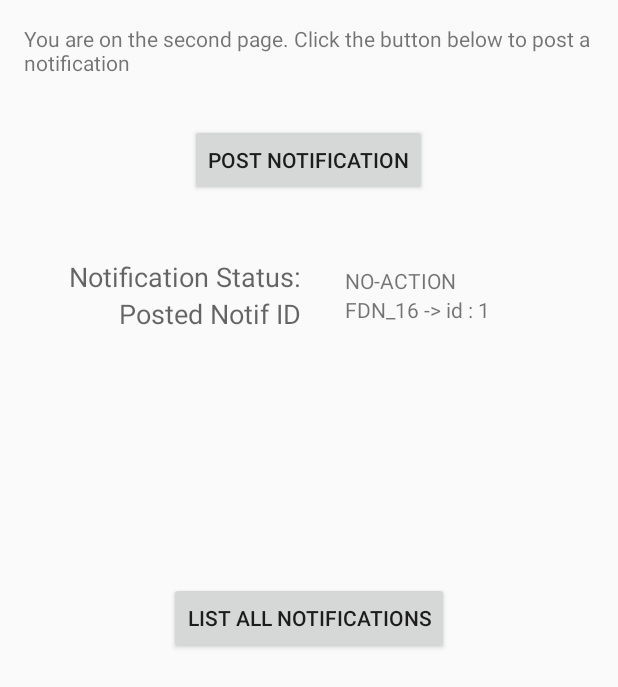
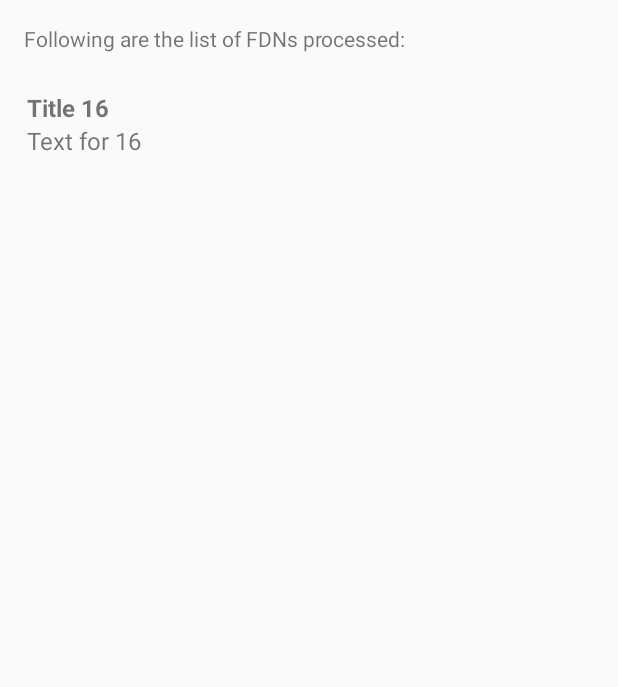
Before and after one commit to suryakiranl/IntentServiceApp, an Android app: the SecondPageActivity screen opened directly, with no data from a screen before it, after a tap on "LIST ALL NOTIFICATIONS", on a phone screen of 412 x 824 dp. Shown: the top 687 px of the screen. Run offline under Robolectric (Android 15) with nearby library versions, the phone set to English and light mode, and no system bars; 1 statement that could not run was skipped; 1 other tap on this screen came first.

Commit message:
Multiple changes in this checkin - See details
1. Navigation from Second Activity to FDN List view activity
2. List view loads all FDNs information from Database and displays as a
List
3. Initial blank files for FDN details
4. Constants in Strings.xml and other XML config file changes.

```diff
--- /dev/null
+++ b/app/src/main/java/com/surya/intentserviceapp/activity/FdnListActivity.java
@@ -0,0 +1,65 @@
+package com.surya.intentserviceapp.activity;
+
+import android.app.Activity;
+import android.content.Intent;
+import android.os.Bundle;
+import android.util.Log;
+import android.view.View;
+import android.widget.AdapterView;
+import android.widget.AdapterView.OnItemClickListener;
+import android.widget.ListView;
+
+import com.surya.intentserviceapp.R;
+import com.surya.intentserviceapp.adapter.FdnArrayAdapter;
+import com.surya.intentserviceapp.db.dao.DAOFactory;
+import com.surya.intentserviceapp.db.dao.IFdnDAO;
+import com.surya.intentserviceapp.dto.FdnDTO;
+
+import java.util.List;
+
+
+public class FdnListActivity extends Activity {
+    public static final String LOAD_FDN_LIST = "com.surya.intentserviceapp.activity.FdnListActivity-LOAD_FDN_LIST";
+    private ListView fdnListView;
+    private List<FdnDTO> fdns;
+    private static final String TAG = "FdnListActivity";
+
+    @Override
+    protected void onCreate(Bundle savedInstanceState) {
+        super.onCreate(savedInstanceState);
+        setContentView(R.layout.activity_fdn_list);
+        Log.i(TAG, "Inside onCreate method");
+
+        String action = getIntent().getAction();
+        Log.d(TAG, "Action param = " + action);
+        if(action != null && LOAD_FDN_LIST.equals(action)) {
+            IFdnDAO fdnDao = DAOFactory.getInstance().getFdnDAO(getApplicationContext());
+            fdnDao.open();
+            fdns = fdnDao.loadAll();
+            fdnDao.close();
+        }
+
+        fdnListView = (ListView) findViewById(R.id.fdnList);
+        if(fdns == null) {
+            Log.i(TAG, "No FDNs available to populate list view.");
+            return;
+        }
+
+        fdnListView.setAdapter(new FdnArrayAdapter(this, fdns));
+        fdnListView.setOnItemClickListener(new OnItemClickListener() {
+            @Override
+            public void onItemClick(AdapterView<?> parent, View view, int position, long id) {
+                FdnDTO fdn = (FdnDTO) fdnListView.getItemAtPosition(position);
+                Log.i(TAG, "Item Clicked == " + fdn);
+
+                Intent detailedView = new Intent(getApplicationContext(), SecondPageActivity.class);
+
+            }
+        });
+
+        Log.i(TAG, "Exiting onCreate method");
+    }
+
+
+
+}
--- a/app/src/main/java/com/surya/intentserviceapp/activity/SecondPageActivity.java
+++ b/app/src/main/java/com/surya/intentserviceapp/activity/SecondPageActivity.java
@@ -117,10 +117,9 @@ public class SecondPageActivity extends Activity {
     public void onListAllNotificationsClick(View view) {
         Log.i(TAG, "Inside onListAllNotificationsClick method");
 
-        IFdnDAO fdnDao = DAOFactory.getInstance().getFdnDAO(getApplicationContext());
-        fdnDao.open();
-        List<FdnDTO> fdns = fdnDao.loadAll();
-        fdnDao.close();
+        Intent listActivityIntent = new Intent(getApplicationContext(), FdnListActivity.class);
+        listActivityIntent.setAction(FdnListActivity.LOAD_FDN_LIST);
+        startActivity(listActivityIntent);
 
         Log.i(TAG, "Exiting onListAllNotificationsClick method");
     }
--- /dev/null
+++ b/app/src/main/res/layout/activity_fdn_list.xml
@@ -0,0 +1,26 @@
+<RelativeLayout xmlns:android="http://schemas.android.com/apk/res/android"
+    xmlns:tools="http://schemas.android.com/tools" android:layout_width="match_parent"
+    android:layout_height="match_parent" android:paddingLeft="@dimen/activity_horizontal_margin"
+    android:paddingRight="@dimen/activity_horizontal_margin"
+    android:paddingTop="@dimen/activity_vertical_margin"
+    android:paddingBottom="@dimen/activity_vertical_margin"
+    tools:context="com.surya.intentserviceapp.activity.FdnListActivity">
+
+    <TextView android:text="@string/fdn_list_header_text" android:layout_width="wrap_content"
+        android:layout_height="wrap_content"
+        android:id="@+id/textView4" />
+
+    <ListView
+        android:layout_width="match_parent"
+        android:layout_height="wrap_content"
+        android:id="@+id/fdnList"
+        android:layout_below="@+id/textView4"
+        android:layout_alignParentStart="true"
+        android:layout_marginTop="23dp"
+        android:dividerHeight="2dp"
+        android:headerDividersEnabled="true"
+        android:footerDividersEnabled="true"
+        android:padding="2dp"
+        android:clickable="true" />
+
+</RelativeLayout>
--- a/app/src/main/res/values/strings.xml
+++ b/app/src/main/res/values/strings.xml
@@ -8,4 +8,10 @@
     <string name="title_activity_second_page">SecondPageActivity</string>
 
     <string name="second_page_header_text">You are on the second page. Click the button below to post a notification</string>
+    <string name="title_activity_fdn_list">FdnListActivity</string>
+
+    <string name="fdn_list_header_text">Following are the list of FDNs processed:</string>
+    <string name="title_activity_fdn_details">FdnDetailsActivity</string>
+
+    <string name="fdn_details_header_text">Details of the selected FDN:</string>
 </resources>
```
Also changed, not shown: app/src/main/AndroidManifest.xml (+12 -0 lines), app/src/main/java/com/surya/intentserviceapp/activity/FdnDetailsActivity.java (added, +15 -0 lines), app/src/main/res/layout/activity_fdn_details.xml (added, +9 -0 lines), app/src/main/res/menu/menu_fdn_details.xml (added, +7 -0 lines), app/src/main/res/menu/menu_fdn_list.xml (added, +7 -0 lines).
